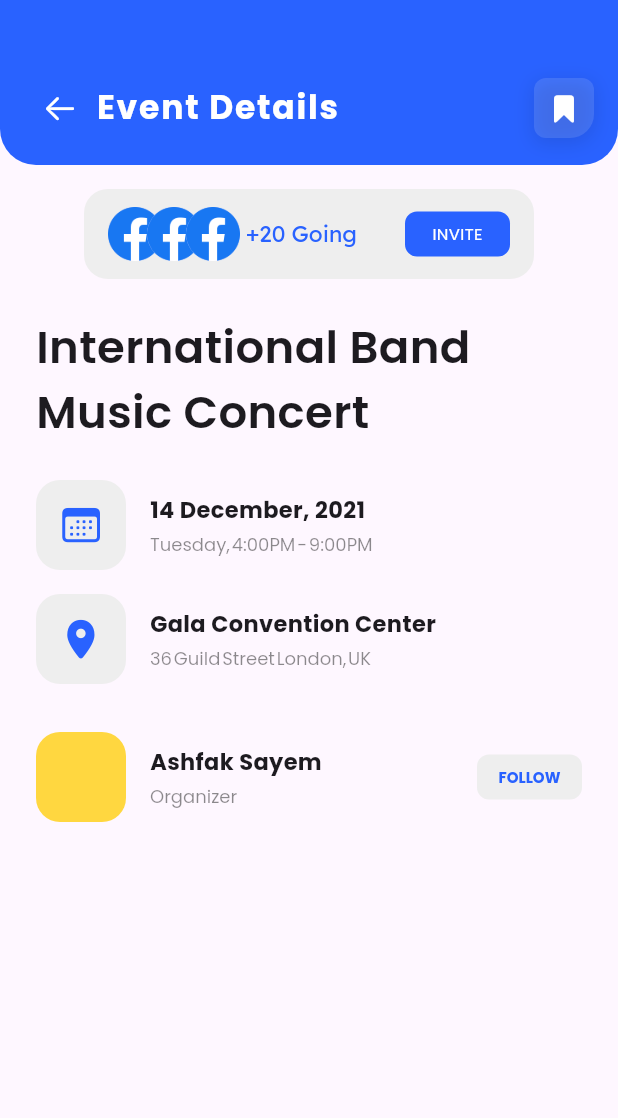
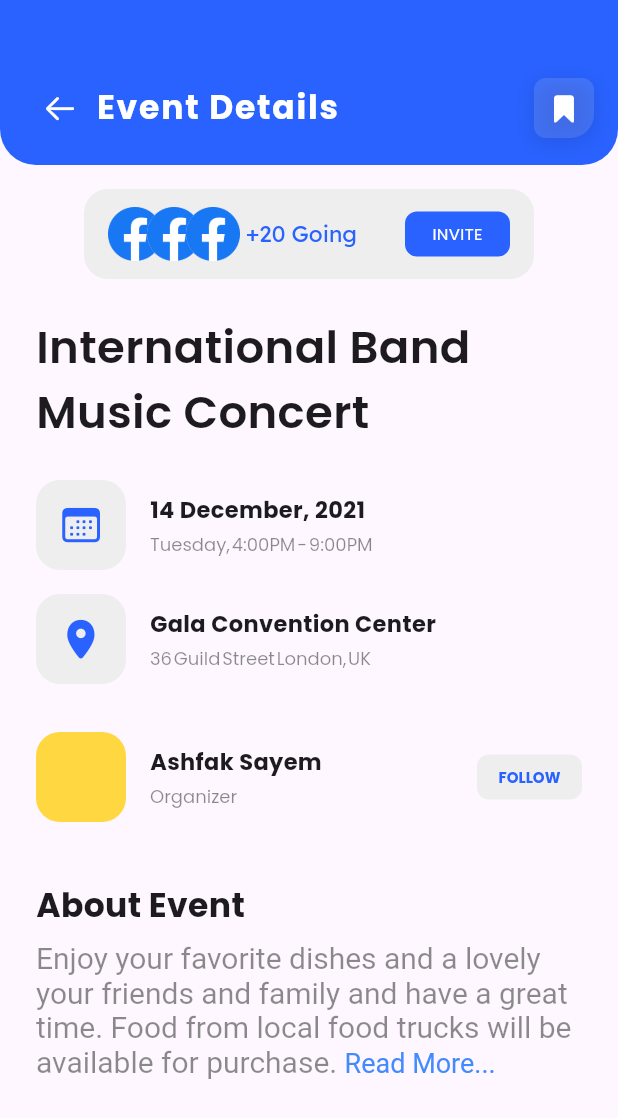
Before and after one commit to muzzammil763/event_booking_ui, a Flutter app: the EventDetailsScreen screen opened directly, on a phone screen of 412 x 824 dp. Shown: the top 1118 px of the screen. Run offline on Flutter 3.47's test engine with Material 3 defaults, Android fonts, the phone set to English and light mode, and no system bars; our stand-ins replace flutter_svg, google_fonts.

Commit message:
added more components in event details screen ...

```diff
--- a/lib/Screens/eventdetails.dart
+++ b/lib/Screens/eventdetails.dart
@@ -8,8 +8,7 @@ class EventDetailsScreen extends StatelessWidget {
   @override
   Widget build(BuildContext context) {
     return Scaffold(
-      body: Column(
-        children: [
+      body: Column(children: [
         Container(
           height: 110,
           decoration: BoxDecoration(
@@ -54,7 +53,7 @@ class EventDetailsScreen extends StatelessWidget {
                         width: 40,
                         decoration: BoxDecoration(
                           color: Colors.white12,
-                            borderRadius: BorderRadius.only(
+                          borderRadius: const BorderRadius.only(
                             topLeft: Radius.circular(8),
                             bottomLeft: Radius.circular(8),
                             bottomRight: Radius.circular(16),
@@ -381,8 +380,51 @@ class EventDetailsScreen extends StatelessWidget {
             ],
           ),
         ),
+        const SizedBox(
+          height: 40,
+        ),
+        Padding(
+          padding: const EdgeInsets.symmetric(
+            horizontal: 24,
+          ),
+          child: Column(
+            crossAxisAlignment: CrossAxisAlignment.start,
+            children: [
+              const Text(
+                "About Event",
+                style: TextStyle(
+                  fontSize: 22,
+                  fontWeight: FontWeight.bold,
+                ),
+              ),
+              const SizedBox(
+                height: 8,
+              ),
+              RichText(
+                text: const TextSpan(
+                  children: [
+                    TextSpan(
+                      text:
+                          "Enjoy your favorite dishes and a lovely your friends and family and have a great time. Food from local food trucks will be available for purchase. ",
+                      style: TextStyle(
+                        color: Colors.black45,
+                        fontSize: 20,
+                      ),
+                    ),
+                    TextSpan(
+                      text: "Read More...",
+                      style: TextStyle(
+                        color: Colors.blueAccent,
+                        fontSize: 18,
+                      ),
+                    ),
                   ],
                 ),
+              ),
+            ],
+          ),
+        )
+      ]),
     );
   }
 }
```
Lines whose indentation alone changed are shown as unchanged.
